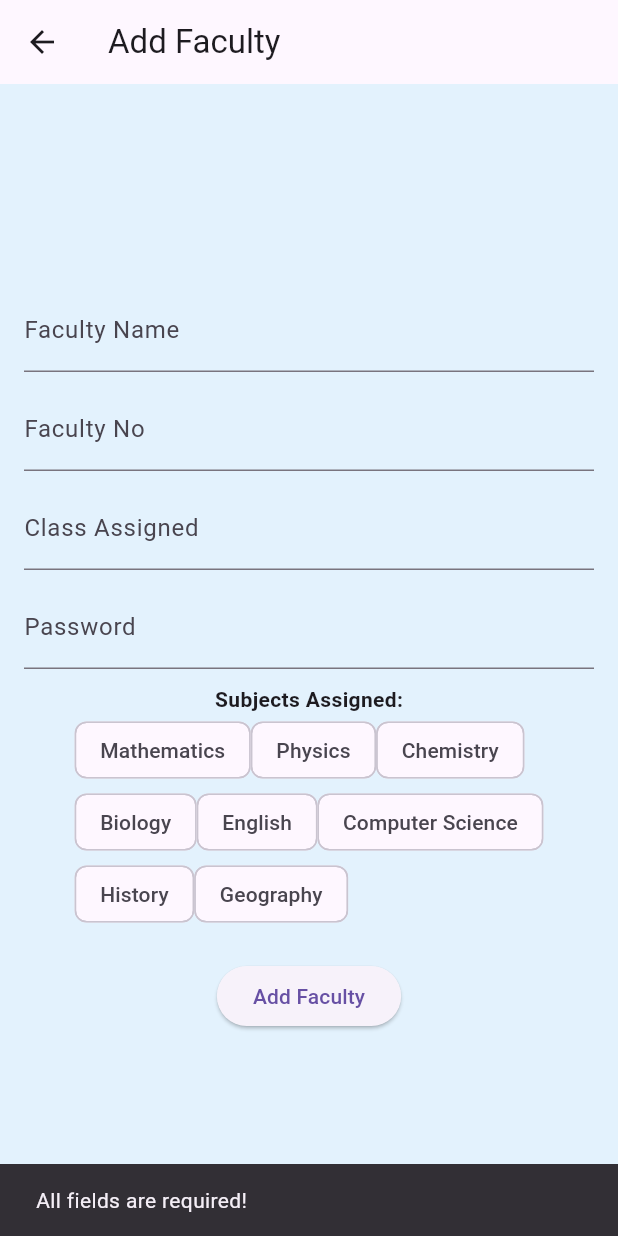
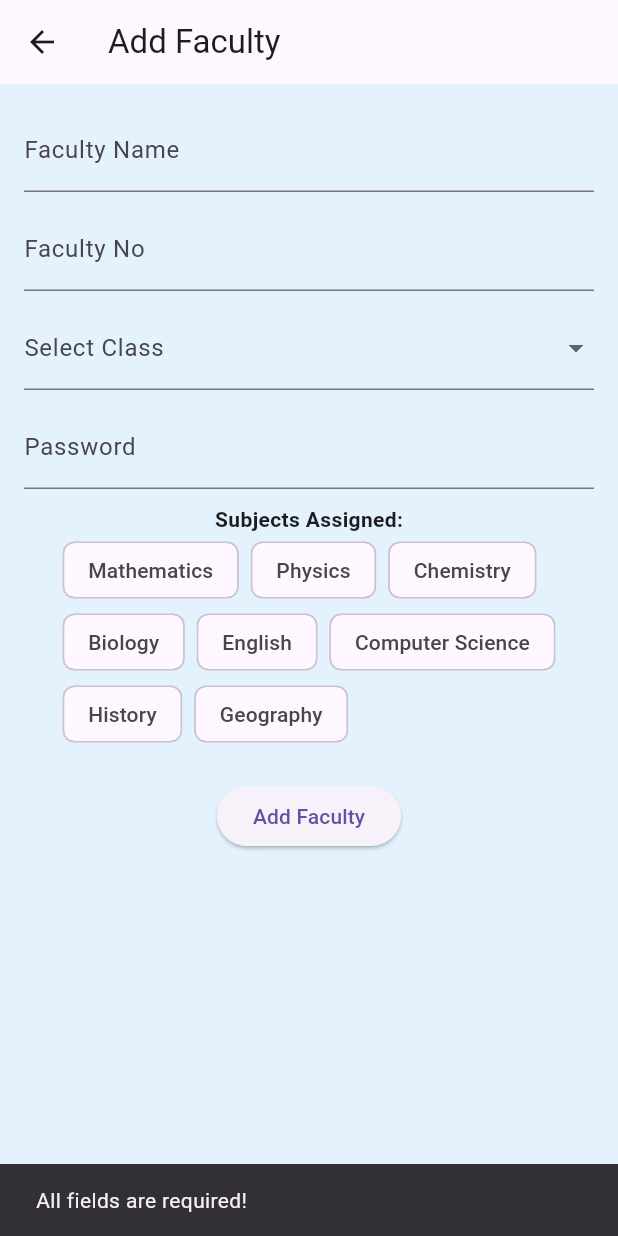
Before and after one commit to ganeshr3120/Smart-attendance-iot-system-with-app, a Flutter app: the AddFacultyScreen screen opened directly, after a tap on "Add Faculty", on a phone screen of 412 x 824 dp. Run offline on Flutter 3.47's test engine with Material 3 defaults, Android fonts, the light colour scheme and no system bars; our stand-ins replace shared_preferences; accounts and stored records are empty.

Commit message:
faculty class assign change to select

```diff
--- a/lib/screens/add_faculty_screen.dart
+++ b/lib/screens/add_faculty_screen.dart
@@ -12,10 +12,15 @@ class AddFacultyScreen extends StatefulWidget {
 class _AddFacultyScreenState extends State<AddFacultyScreen> {
   final TextEditingController _nameController = TextEditingController();
   final TextEditingController _facultyNoController = TextEditingController();
-  final TextEditingController _classController = TextEditingController();
   final TextEditingController _passwordController = TextEditingController();
+
+  String? _selectedClass; // Holds the selected class
   final List<String> _selectedSubjects = [];
 
+  // Predefined list of classes
+  final List<String> _availableClasses = ['ER', 'EEE', 'EC', 'MECH', 'CS'];
+
+  // Predefined list of subjects
   final List<String> _availableSubjects = [
     'Mathematics',
     'Physics',
@@ -32,13 +37,12 @@ class _AddFacultyScreenState extends State<AddFacultyScreen> {
 
     String name = _nameController.text.trim();
     String facultyNo = _facultyNoController.text.trim();
-    String facultyClass = _classController.text.trim();
     String password = _passwordController.text.trim();
 
     if (name.isEmpty ||
         facultyNo.isEmpty ||
-        facultyClass.isEmpty ||
         password.isEmpty ||
+        _selectedClass == null ||
         _selectedSubjects.isEmpty) {
       ScaffoldMessenger.of(
         context,
@@ -49,7 +53,7 @@ class _AddFacultyScreenState extends State<AddFacultyScreen> {
     Map<String, dynamic> facultyData = {
       'name': name,
       'facultyNo': facultyNo,
-      'facultyClass': facultyClass,
+      'facultyClass': _selectedClass,
       'password': password,
       'subjects': _selectedSubjects,
     };
@@ -62,9 +66,9 @@ class _AddFacultyScreenState extends State<AddFacultyScreen> {
 
     _nameController.clear();
     _facultyNoController.clear();
-    _classController.clear();
     _passwordController.clear();
     setState(() {
+      _selectedClass = null;
       _selectedSubjects.clear();
     });
   }
@@ -76,7 +80,6 @@ class _AddFacultyScreenState extends State<AddFacultyScreen> {
       body: Padding(
         padding: EdgeInsets.all(16.0),
         child: Column(
-          mainAxisAlignment: MainAxisAlignment.center,
           children: [
             TextField(
               controller: _nameController,
@@ -88,9 +91,22 @@ class _AddFacultyScreenState extends State<AddFacultyScreen> {
               decoration: InputDecoration(labelText: 'Faculty No'),
             ),
             SizedBox(height: 10),
-            TextField(
-              controller: _classController,
-              decoration: InputDecoration(labelText: 'Class Assigned'),
+            // Class Selection Dropdown
+            DropdownButtonFormField<String>(
+              value: _selectedClass,
+              decoration: InputDecoration(labelText: 'Select Class'),
+              items:
+                  _availableClasses.map((classItem) {
+                    return DropdownMenuItem<String>(
+                      value: classItem,
+                      child: Text(classItem),
+                    );
+                  }).toList(),
+              onChanged: (newValue) {
+                setState(() {
+                  _selectedClass = newValue;
+                });
+              },
             ),
             SizedBox(height: 10),
             TextField(
@@ -104,6 +120,7 @@ class _AddFacultyScreenState extends State<AddFacultyScreen> {
               style: TextStyle(fontWeight: FontWeight.bold),
             ),
             Wrap(
+              spacing: 8.0,
               children:
                   _availableSubjects.map((subject) {
                     return ChoiceChip(
```
